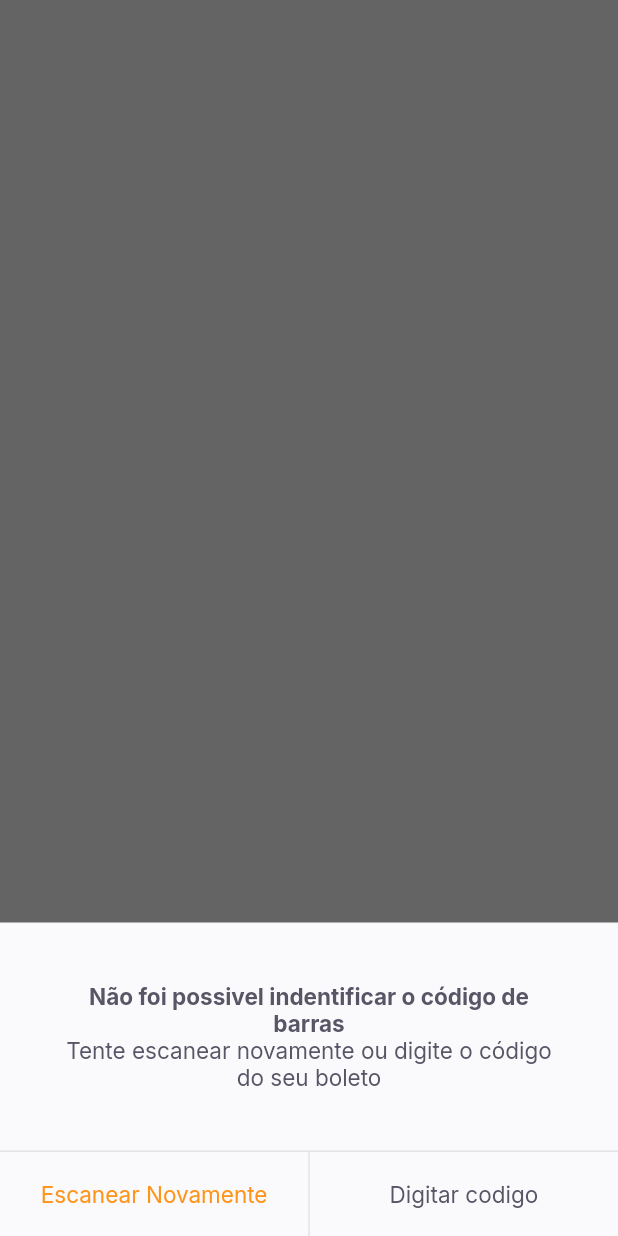
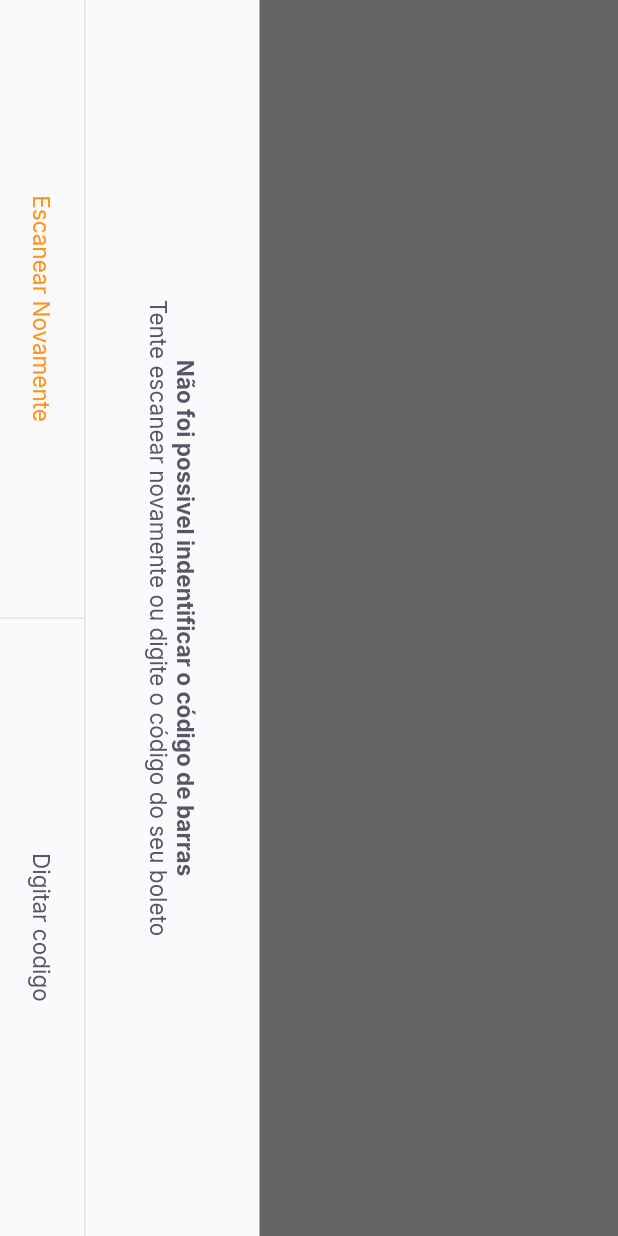
Before and after one commit to dikdudu/payflow, a Flutter app: the BarcodeScannerPage screen opened by its route, on a phone screen of 412 x 824 dp. Run offline on Flutter 3.47's test engine with Material 2 defaults, Android fonts, the phone set to English and light mode, and no system bars; our stand-ins replace firebase_core, google_fonts, google_sign_in, shared_preferences; accounts and stored records are empty.

```diff
--- a/lib/shared/widgets/bottom_sheet/bottom_sheet_widget.dart
+++ b/lib/shared/widgets/bottom_sheet/bottom_sheet_widget.dart
@@ -22,7 +22,10 @@ class BottomSheetWidget extends StatelessWidget {
 
   @override
   Widget build(BuildContext context) {
-    return Material(
+    return SafeArea(
+      child: RotatedBox(
+        quarterTurns: 1,
+        child: Material(
           child: Container(
             color: AppColors.shape,
             child: Column(
@@ -64,6 +67,8 @@ class BottomSheetWidget extends StatelessWidget {
               ],
             ),
           ),
+        ),
+      ),
     );
   }
 }
```
Lines whose indentation alone changed are shown as unchanged.
